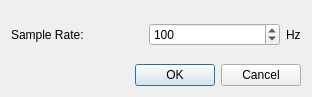
This is ratedialog.ui in IMbackK/TelsysMaster as Qt 5 draws it before an edit. The edited form follows.
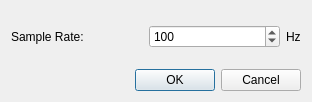
This is the edited form.

```diff
--- a/ratedialog.ui
+++ b/ratedialog.ui
@@ -7,7 +7,7 @@
     <x>0</x>
     <y>0</y>
     <width>312</width>
-    <height>97</height>
+    <height>102</height>
    </rect>
   </property>
   <property name="windowTitle">
```
